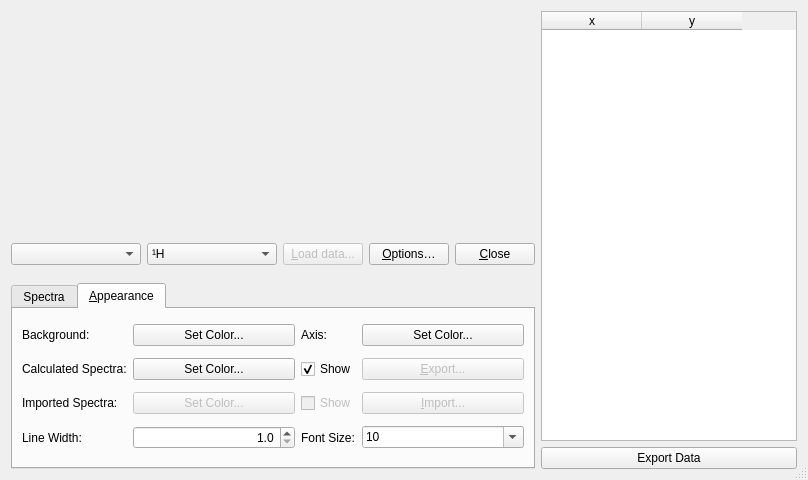
The window that avogadro/qtplugins/spectra/spectradialog.ui (OpenChemistry/avogadrolibs) describes before a commit, drawn with Qt 5.
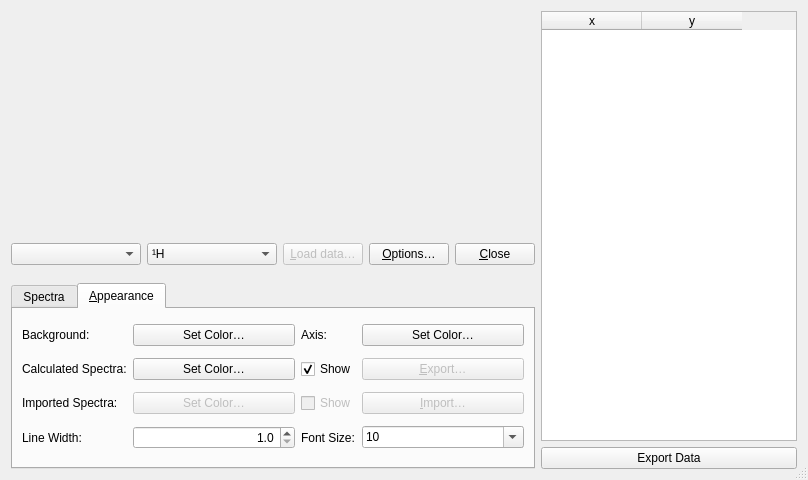
The same window after the commit. The open tabs and pages were chosen to show the change. Custom widgets are drawn as their Qt base class.

Patch:
```diff
--- a/avogadro/qtplugins/spectra/spectradialog.ui
+++ b/avogadro/qtplugins/spectra/spectradialog.ui
@@ -230,7 +230,7 @@
           <string>Imports a tsv of experimental spectra to overlay on the plot.</string>
          </property>
          <property name="text">
-          <string>&amp;Import...</string>
+          <string>&amp;Import…</string>
          </property>
         </widget>
        </item>
@@ -246,7 +246,7 @@
           </sizepolicy>
          </property>
          <property name="text">
-          <string>Set Color...</string>
+          <string>Set Color…</string>
          </property>
         </widget>
        </item>
@@ -298,7 +298,7 @@
           </sizepolicy>
          </property>
          <property name="text">
-          <string>Set Color...</string>
+          <string>Set Color…</string>
          </property>
         </widget>
        </item>
@@ -314,7 +314,7 @@
           </sizepolicy>
          </property>
          <property name="text">
-          <string>&amp;Export...</string>
+          <string>&amp;Export…</string>
          </property>
         </widget>
        </item>
@@ -327,7 +327,7 @@
           </sizepolicy>
          </property>
          <property name="text">
-          <string>Set Color...</string>
+          <string>Set Color…</string>
          </property>
         </widget>
        </item>
@@ -366,7 +366,7 @@
           </sizepolicy>
          </property>
          <property name="text">
-          <string>Set Color...</string>
+          <string>Set Color…</string>
          </property>
         </widget>
        </item>
@@ -585,7 +585,7 @@
       </sizepolicy>
      </property>
      <property name="text">
-      <string>&amp;Load data...</string>
+      <string>&amp;Load data…</string>
      </property>
     </widget>
    </item>
```
